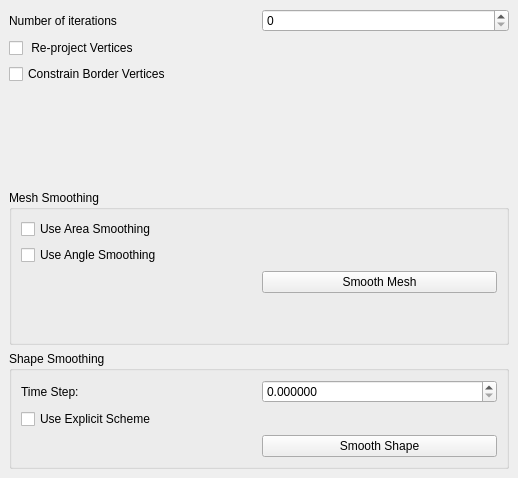
Old version of the form Polyhedron/demo/Polyhedron/Plugins/PMP/Smoothing_plugin.ui in the repository CGAL/cgal.
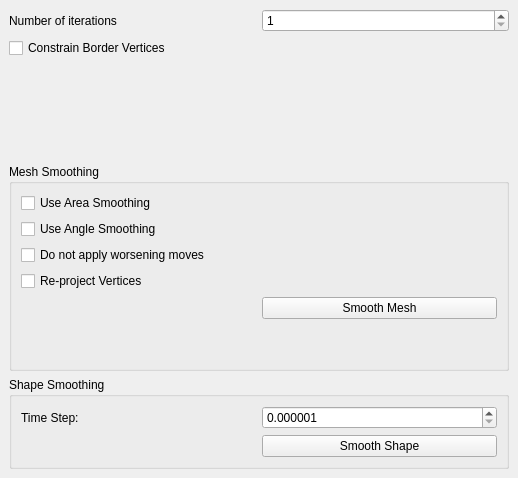
New version of the form.

Commit message:
Update Smoothing Polyhedron GUI
and clean some sneaky use_explicit

Patch:
```diff
--- a/Polyhedron/demo/Polyhedron/Plugins/PMP/Smoothing_plugin.ui
+++ b/Polyhedron/demo/Polyhedron/Plugins/PMP/Smoothing_plugin.ui
@@ -17,6 +17,9 @@
    <layout class="QGridLayout" name="gridLayout_3">
     <item row="0" column="1">
      <widget class="QSpinBox" name="smooth_iter_spinBox">
+      <property name="minimum">
+       <number>1</number>
+      </property>
       <property name="maximum">
        <number>1000</number>
       </property>
@@ -33,12 +36,8 @@
          <property name="decimals">
           <number>6</number>
          </property>
-        </widget>
-       </item>
-       <item row="5" column="0">
-        <widget class="QCheckBox" name="explicit_checkBox">
-         <property name="text">
-          <string>Use Explicit Scheme</string>
+         <property name="minimum">
+          <double>0.000001000000000</double>
          </property>
         </widget>
        </item>
@@ -66,13 +65,6 @@
       </property>
      </widget>
     </item>
-    <item row="1" column="0">
-     <widget class="QCheckBox" name="projection_checkBox">
-      <property name="text">
-       <string> Re-project Vertices</string>
-      </property>
-     </widget>
-    </item>
     <item row="4" column="0" colspan="2">
      <spacer name="verticalSpacer">
       <property name="orientation">
@@ -99,7 +91,30 @@
        <string>Mesh Smoothing</string>
       </property>
       <layout class="QGridLayout" name="gridLayout_2">
-       <item row="3" column="1">
+       <item row="4" column="1">
+        <widget class="QPushButton" name="mesh_smoothing_button">
+         <property name="enabled">
+          <bool>true</bool>
+         </property>
+         <property name="text">
+          <string>Smooth Mesh</string>
+         </property>
+         <property name="checkable">
+          <bool>false</bool>
+         </property>
+        </widget>
+       </item>
+       <item row="2" column="0">
+        <widget class="QCheckBox" name="sanity_checkBox">
+         <property name="toolTip">
+          <string>By default, a serie of checks are performed when a displacement is computed (e.g. is the minimul angle around the vertex not reduced?). However, sometimes local bad moves are necessary to achieve a better result overall.</string>
+         </property>
+         <property name="text">
+          <string>Do not apply worsening moves</string>
+         </property>
+        </widget>
+       </item>
+       <item row="5" column="1">
         <spacer name="verticalSpacer_2">
          <property name="orientation">
           <enum>Qt::Vertical</enum>
@@ -119,19 +134,6 @@
          </property>
         </widget>
        </item>
-       <item row="2" column="1">
-        <widget class="QPushButton" name="mesh_smoothing_button">
-         <property name="enabled">
-          <bool>true</bool>
-         </property>
-         <property name="text">
-          <string>Smooth Mesh</string>
-         </property>
-         <property name="checkable">
-          <bool>false</bool>
-         </property>
-        </widget>
-       </item>
        <item row="1" column="0">
         <widget class="QCheckBox" name="angle_smoothing_checkBox">
          <property name="text">
@@ -139,6 +141,16 @@
          </property>
         </widget>
        </item>
+       <item row="3" column="0">
+        <widget class="QCheckBox" name="projection_checkBox">
+         <property name="toolTip">
+          <string>Reprojection on the initial surface will not happen if there are self-intersections in the mesh, except if worsening moves are allowed (the option just above).</string>
+         </property>
+         <property name="text">
+          <string>Re-project Vertices</string>
+         </property>
+        </widget>
+       </item>
       </layout>
      </widget>
     </item>
```
Left out of the diff: 6 changed lines with no effect on the pictures. The commit also changes 2 other files.
